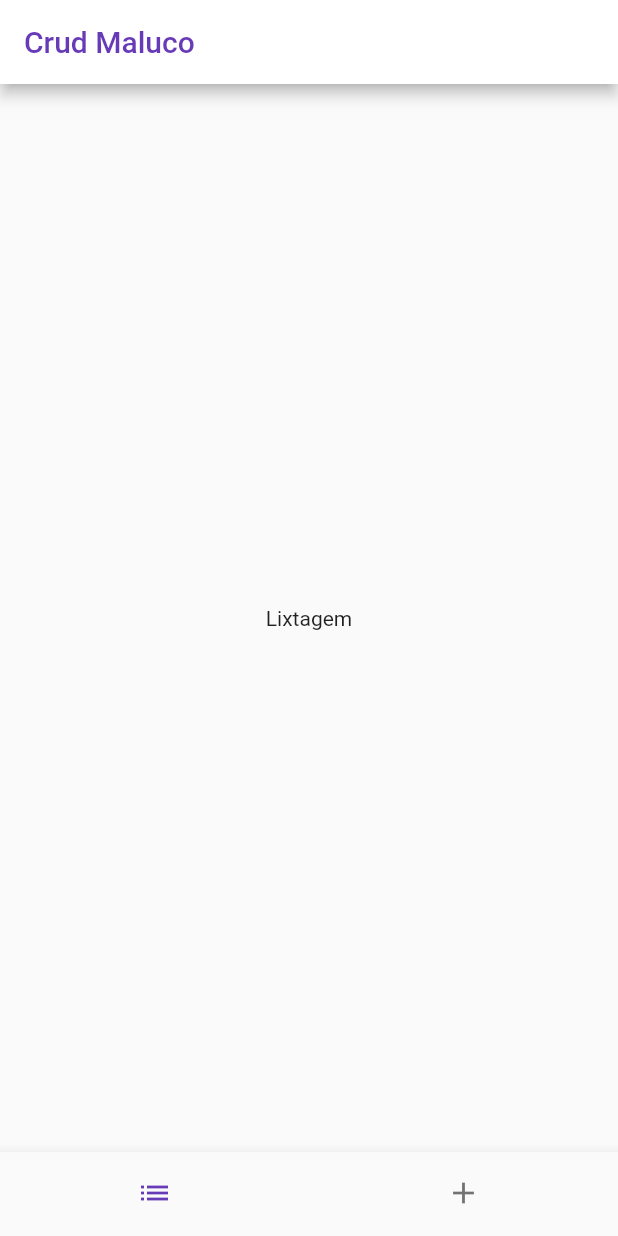
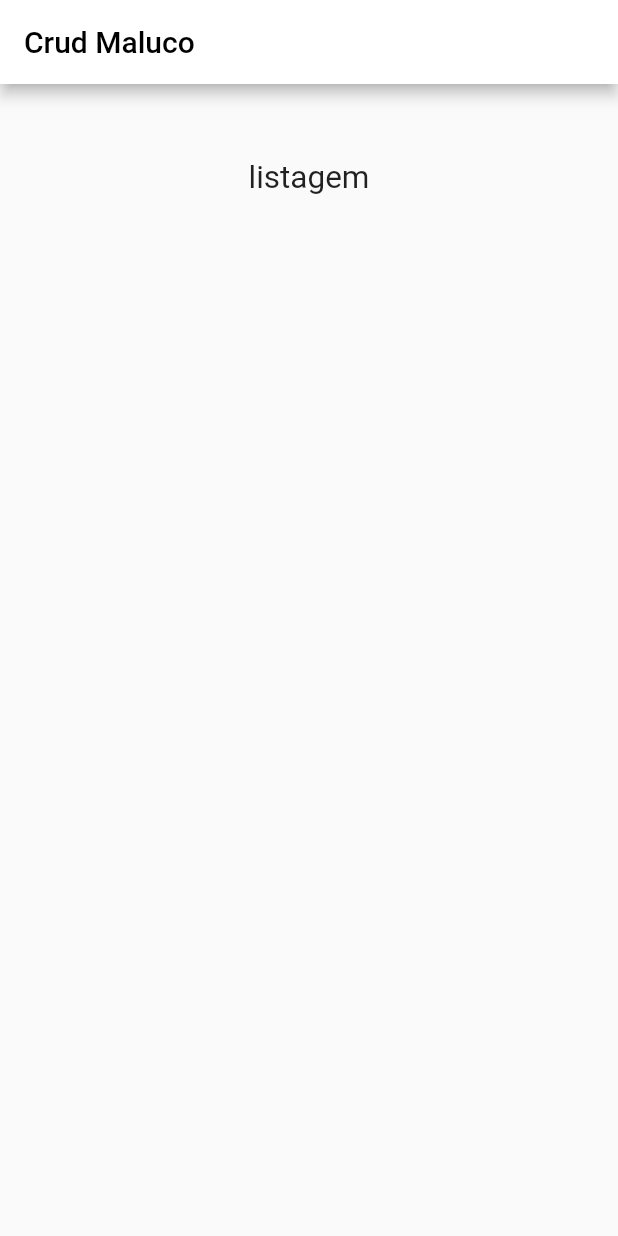
Before and after one commit to LucasPitol/CrudMaluco, a Flutter app: the screen it shows after launch, on a phone screen of 412 x 824 dp. Run offline on Flutter 3.47's test engine with Material 2 defaults, Android fonts, the phone set to English and light mode, and no system bars; Roboto replaces fonts that are missing (RobotoMono).

Commit message:
CD-DEV-5 tarefa 7

```diff
--- /dev/null
+++ b/flutterApp/crud_maluco_app/lib/listagem_component.dart
@@ -0,0 +1,20 @@
+import 'package:flutter/material.dart';
+
+class ListagemComponent extends StatelessWidget {
+  @override
+  Widget build(BuildContext context) {
+    return Container(
+      width: double.infinity,
+      margin: EdgeInsets.only(top: 50),
+      child: Column(
+        children: <Widget>[
+          Text(
+            'listagem',
+            style: TextStyle(fontFamily: 'RobotoMono', fontSize: 21),
+            textAlign: TextAlign.center,
+          ),
+        ],
+      ),
+    );
+  }
+}
--- a/flutterApp/crud_maluco_app/lib/main.dart
+++ b/flutterApp/crud_maluco_app/lib/main.dart
@@ -1,3 +1,4 @@
+import 'package:crud_maluco_app/listagem_component.dart';
 import 'package:flutter/material.dart';
 
 void main() => runApp(MyApp());
@@ -10,53 +11,21 @@ class MyApp extends StatefulWidget {
 }
 
 class _CDState extends State<MyApp> {
-  int _selectedIndex = 0;
-
-  final List<Widget> _widgetOptions = <Widget>[
-    Text('Lixtagem'),
-    Text('Adicionar'),
-  ];
-
-  void _onItemTapped(int index) {
-    setState(() {
-      _selectedIndex = index;
-    });
-  }
-
   @override
   Widget build(BuildContext context) {
     return MaterialApp(
       home: Scaffold(
         appBar: AppBar(
-
           backgroundColor: Colors.white,
           title: Text(
             'Crud Maluco',
-            style: TextStyle(
-              color: Colors.deepPurple,
-              fontFamily: 'RobotoMono',
-            ),
+            style: TextStyle(color: Colors.black),
           ),
         ),
-        body: Center(
-          child: _widgetOptions.elementAt(_selectedIndex),
-        ),
-        bottomNavigationBar: BottomNavigationBar(
-          showSelectedLabels: false,
-          showUnselectedLabels: false,
-          items: const <BottomNavigationBarItem>[
-            BottomNavigationBarItem(
-              icon: Icon(Icons.list),
-              title: Text(''),
-            ),
-            BottomNavigationBarItem(
-              icon: Icon(Icons.add),
-              title: Text(''),
-            ),
+        body: Column(
+          children: [
+            ListagemComponent(),
           ],
-          currentIndex: _selectedIndex,
-          selectedItemColor: Colors.deepPurple,
-          onTap: _onItemTapped,
         ),
       ),
     );
```
